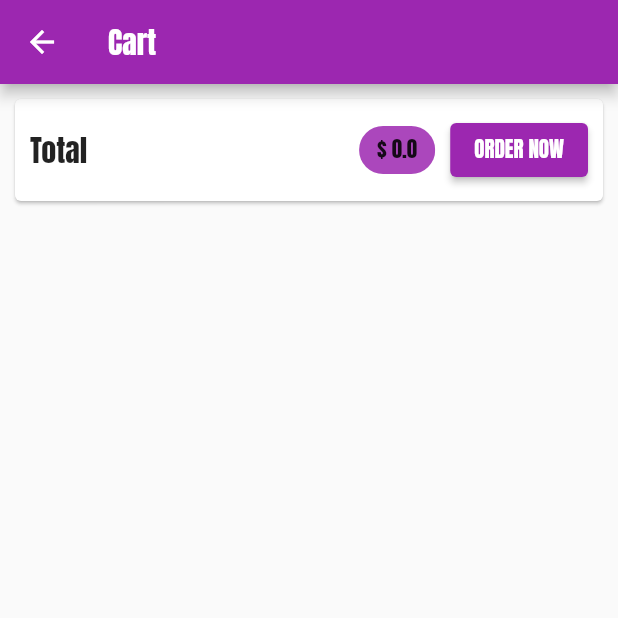
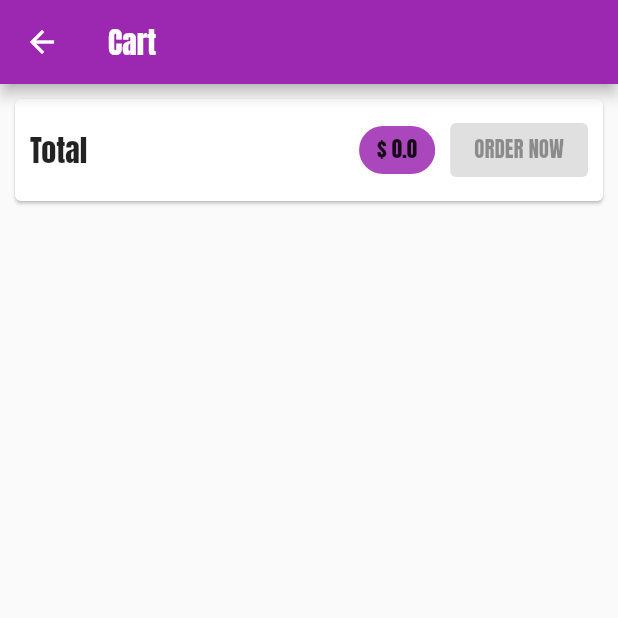
Before and after one commit to Devkahar/shop-app, a Flutter app: the CartScreen screen opened by its route, on a phone screen of 412 x 824 dp, the top half of it. Run offline on Flutter 3.47's test engine with Material 2 defaults, Android fonts, the phone set to English and light mode, and no system bars; network calls fail.

Commit message:
Added Order to Firebase and Fetch them in OrderScreen

```diff
--- a/lib/main.dart
+++ b/lib/main.dart
@@ -40,6 +40,7 @@ class MyApp extends StatelessWidget {
           primaryColor: Colors.deepOrange,
           fontFamily: 'Lato',
         ),
+        debugShowCheckedModeBanner: false,
         // onGenerateRoute: Routing.onGenerateRoute,
         routes: {
           Routing.productOverviewScreenName: (ctx) =>
--- a/lib/providers/product.dart
+++ b/lib/providers/product.dart
@@ -17,7 +17,7 @@ class Product with ChangeNotifier{
     try{
       isFavourite = !isFavourite;
       notifyListeners();
-      final url = Uri.parse('https://shopapp-d6ace-default-rtdb.firebaseio.com/products/$id');
+      final url = Uri.parse('https://shopapp-d6ace-default-rtdb.firebaseio.com/products/$id.json');
       final client = http.Client();
       final body = {
         'isFavourite': isFavourite,
--- a/lib/providers/products.dart
+++ b/lib/providers/products.dart
@@ -133,7 +133,6 @@ class Products with ChangeNotifier {
     final id = uuid.v4();
 
     final body = {
-      'id': id,
       'title': title,
       'description': description,
       'price': price,
@@ -145,10 +144,10 @@ class Products with ChangeNotifier {
     final client = http.Client();
     try {
       final res = await client.post(url, body: json.encode(body));
-      if (res != null) {
+
       _items.add(
         Product(
-            id: id,
+          id: json.decode(res.body)['name'],
           title: title,
           description: description,
           price: price,
@@ -158,7 +157,6 @@ class Products with ChangeNotifier {
       );
       notifyListeners();
       return Future.value();
-      }
     } catch (error) {
       print(error);
       throw "SomeThing Went Wrong";
--- a/lib/screens/cart_screen.dart
+++ b/lib/screens/cart_screen.dart
@@ -4,19 +4,30 @@ import 'package:shop_app/providers/cart.dart' show Cart;
 import 'package:shop_app/providers/order.dart';
 import 'package:shop_app/screens/routing/routing.dart';
 import '../widgets/cart_items.dart';
-class CartScreen extends StatelessWidget {
+
+class CartScreen extends StatefulWidget {
   const CartScreen({Key? key}) : super(key: key);
+
+  @override
+  State<CartScreen> createState() => _CartScreenState();
+}
+
+class _CartScreenState extends State<CartScreen> {
+  bool isLoading = false;
 
   @override
   Widget build(BuildContext context) {
     final cart = Provider.of<Cart>(context);
     final cartItems = cart.items.values.toList();
-    final order = Provider.of<Order>(context,listen: false);
+    final order = Provider.of<Order>(context, listen: false);
+
     return Scaffold(
       appBar: AppBar(
         title: const Text('Cart'),
       ),
-      body: Column(
+      body: Stack(
+        children: [
+          Column(
             children: [
               Card(
                 margin: const EdgeInsets.all(10),
@@ -40,9 +51,20 @@ class CartScreen extends StatelessWidget {
                         width: 10,
                       ),
                       ElevatedButton(
-                    onPressed: () {
-                      order.addOrder(cartItems, cart.totalAmount,);
+                        onPressed: cartItems.isEmpty
+                            ? null
+                            : () async {
+                                setState(() {
+                                  isLoading = true;
+                                });
+                                await order.addOrder(
+                                  cartItems,
+                                  cart.totalAmount,
+                                );
                                 cart.clear();
+                                setState(() {
+                                  isLoading = false;
+                                });
                                 Navigator.of(context).pushNamed(Routing.orderScreenName);
                               },
                         child: const Text(
@@ -58,9 +80,24 @@ class CartScreen extends StatelessWidget {
               ),
               Expanded(
                 child: ListView.builder(
-              itemBuilder: (ctx, index) => CartItem(id: cartItems[index].id,title: cartItems[index].title, quantity:  cartItems[index].quantity, price:  cartItems[index].price,removeItem: cart.removeItem),
+                  itemBuilder: (ctx, index) => CartItem(
+                      id: cartItems[index].id,
+                      title: cartItems[index].title,
+                      quantity: cartItems[index].quantity,
+                      price: cartItems[index].price,
+                      removeItem: cart.removeItem),
                   itemCount: cart.totaItems,
                 ),
+              ),
+            ],
+          ),
+          Visibility(
+            visible: isLoading,
+            child: Container(
+                color: Colors.grey.withOpacity(0.3),
+                child: const Center(
+                  child: CircularProgressIndicator(),
+                )),
           ),
         ],
       ),
--- a/lib/widgets/badge.dart
+++ b/lib/widgets/badge.dart
@@ -19,8 +19,8 @@ class Badge extends StatelessWidget {
       children: [
         child,
         Positioned(
-          right: 8,
-          top: 8,
+          right: 0,
+          top: 4,
           child: Container(
             padding: const EdgeInsets.all(2.0),
             // color: Theme.of(context).accentColor,
```
Also changed, not shown: lib/providers/order.dart (+65 -17 lines), lib/screens/orders_screen.dart (+13 -1 lines), lib/screens/products_overview_screen.dart (+26 -22 lines). Lines whose indentation alone changed are shown as unchanged.
